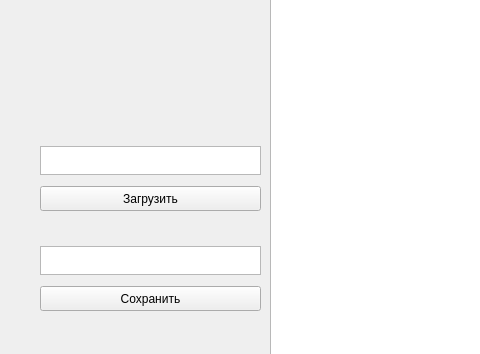
Old version of the form lab_01/src/graphics/mainwindow.ui in the repository Pangolierchick/IU7-OOP; both pictures show x 0 to 480 and y 414 to 768 of the 1182 by 768 pixel window.
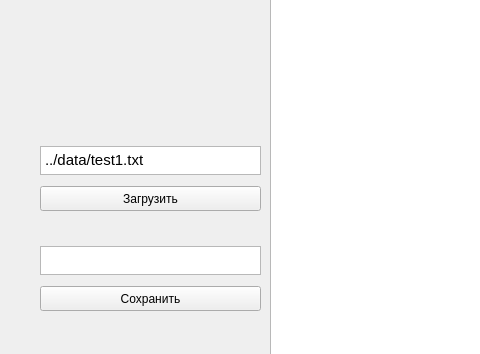
New version of the form.

```diff
--- a/lab_01/src/graphics/mainwindow.ui
+++ b/lab_01/src/graphics/mainwindow.ui
@@ -74,7 +74,7 @@
 &lt;html&gt;&lt;head&gt;&lt;meta name=&quot;qrichtext&quot; content=&quot;1&quot; /&gt;&lt;style type=&quot;text/css&quot;&gt;
 p, li { white-space: pre-wrap; }
 &lt;/style&gt;&lt;/head&gt;&lt;body style=&quot; font-family:'.SF NS Text'; font-size:13pt; font-weight:400; font-style:normal;&quot;&gt;
-&lt;p style=&quot;-qt-paragraph-type:empty; margin-top:0px; margin-bottom:0px; margin-left:0px; margin-right:0px; -qt-block-indent:0; text-indent:0px; font-family:'Ubuntu'; font-size:11pt;&quot;&gt;&lt;br /&gt;&lt;/p&gt;&lt;/body&gt;&lt;/html&gt;</string>
+&lt;p style=&quot; margin-top:0px; margin-bottom:0px; margin-left:0px; margin-right:0px; -qt-block-indent:0; text-indent:0px;&quot;&gt;&lt;span style=&quot; font-family:'Ubuntu'; font-size:11pt;&quot;&gt;../data/test1.txt&lt;/span&gt;&lt;/p&gt;&lt;/body&gt;&lt;/html&gt;</string>
     </property>
    </widget>
    <widget class="QWidget" name="horizontalLayoutWidget_3">
```
